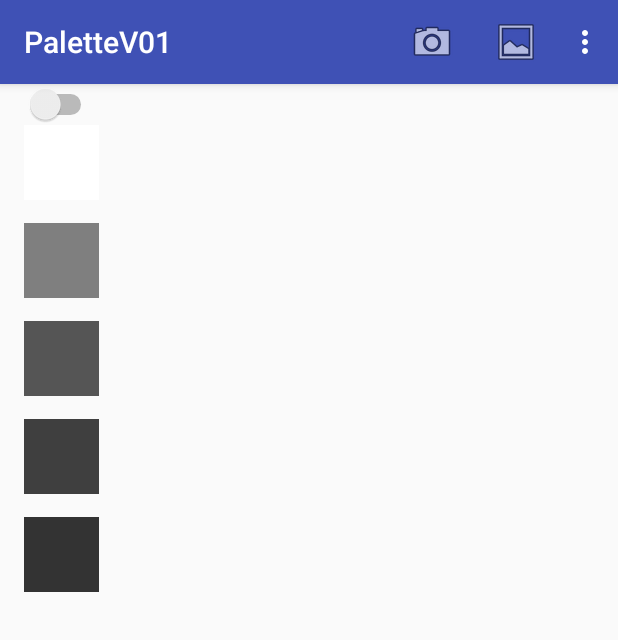
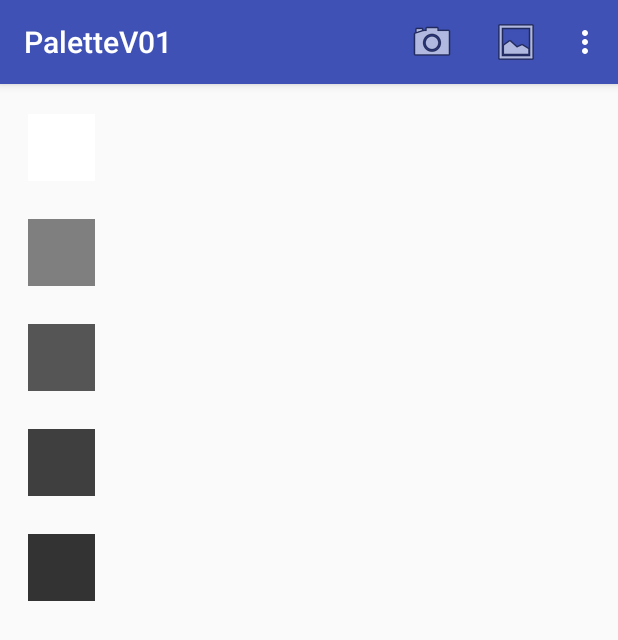
Before and after one commit to blchatel/palette, an Android app: the screen it shows after launch (CameraActivity), on a phone screen of 412 x 824 dp. Shown: the top 640 px of the screen. Run offline under Robolectric (Android 15) with nearby library versions, the light colour scheme and no system bars; libraries missing offline, so code that uses them is left out: android.support.v8, yuku.ambilwarna.

Commit message:
Boxes size change when selected - Design is now much better

```diff
--- a/app/src/main/java/ch/epfl/cs413/palettev01/views/ColorBox.java
+++ b/app/src/main/java/ch/epfl/cs413/palettev01/views/ColorBox.java
@@ -3,12 +3,18 @@ package ch.epfl.cs413.palettev01.views;
 import android.content.Context;
 import android.support.v7.widget.AppCompatImageView;
 import android.util.AttributeSet;
+import android.util.TypedValue;
+import android.view.ViewGroup;
+import android.widget.ImageView;
+import android.widget.RelativeLayout;
 
 
 /**
  * Created by bastien on 14.03.17.
  */
-public class ColorBox extends AppCompatImageView{
+public class ColorBox extends AppCompatImageView {
+    private final int normalSize = 45;
+    private final int selectedSize = 55;
 
     public ColorBox(Context context) {
         super(context);
@@ -22,6 +28,21 @@ public class ColorBox extends AppCompatImageView{
         super(context, attrs, defStyle);
     }
 
+    public void setSelected() {
+        int size = (int)TypedValue.applyDimension(TypedValue.COMPLEX_UNIT_DIP, selectedSize, getResources().getDisplayMetrics());
+        ViewGroup.LayoutParams params = getLayoutParams();
+        params.height = size;
+        params.width = size;
+        setLayoutParams(params);
+    }
+
+    public void setNotSelected() {
+        int size = (int)TypedValue.applyDimension(TypedValue.COMPLEX_UNIT_DIP, normalSize, getResources().getDisplayMetrics());
+        ViewGroup.LayoutParams params = getLayoutParams();
+        params.height = size;
+        params.width = size;
+        setLayoutParams(params);
+    }
 
     public ColorBox(Context context, int color) {
         super(context);
--- a/app/src/main/java/ch/epfl/cs413/palettev01/views/PaletteAdapter.java
+++ b/app/src/main/java/ch/epfl/cs413/palettev01/views/PaletteAdapter.java
@@ -3,6 +3,7 @@ package ch.epfl.cs413.palettev01.views;
 import android.content.Context;
 import android.graphics.Color;
 import android.support.v4.graphics.ColorUtils;
+import android.util.Log;
 import android.view.LayoutInflater;
 import android.view.View;
 import android.view.ViewGroup;
@@ -97,9 +98,14 @@ public class PaletteAdapter extends BaseAdapter{
      * @param position
      */
     public void setSelectedBox(int position){
-
         selectedBox = selectedBox == position ? -1 : position;
         this.notifyDataSetChanged();
+
+//        for (int i=0; i < size; i++) {
+//            double[] new_lab = new double[3];
+//            ColorUtils.colorToLAB(getColor(i), new_lab);
+//            Log.d("LAB L value", "At " + i + " L is : " + new_lab[0]);
+//        }
     }
 
 
@@ -137,13 +143,15 @@ public class PaletteAdapter extends BaseAdapter{
 
         grid = inflater.inflate(R.layout.color_box, null);
         ColorBox button = (ColorBox) grid.findViewById(R.id.grid_color_box);
-        ColorBox activate = (ColorBox) grid.findViewById(R.id.grid_box_activation);
+//        ColorBox activate = (ColorBox) grid.findViewById(R.id.grid_box_activation);
         button.setBackgroundColor(colors[position]);
 
         if(position == selectedBox){
-            activate.setBackgroundColor(Color.BLUE);
+//            activate.setBackgroundColor(Color.BLUE);
+            button.setSelected();
         } else {
-            activate.setBackgroundColor(Color.TRANSPARENT);
+//            activate.setBackgroundColor(Color.TRANSPARENT);
+            button.setNotSelected();
         }
 
         return grid;
@@ -161,33 +169,33 @@ public class PaletteAdapter extends BaseAdapter{
      * @param color
      */
     public void updateAll(int position, int color) {
+        /// TOOD : This produces strange results for now ! Fix it
+//        Log.d("position", "Position selected is " + (position == selectedBox));
         double[] new_lab = new double[3];
         ColorUtils.colorToLAB(color, new_lab);
         double[] old_lab_pos = new double[3];
         ColorUtils.colorToLAB(getColor(position), old_lab_pos);
         double delta = old_lab_pos[0] - new_lab[0];
+
         for (int i = 0; i < size; i++) {
             int newColor = color;
             if (i < position) { // Palette colors with higher luminance
                 double[] old_lab = new double[3];
                 ColorUtils.colorToLAB(getColor(i), old_lab);
-                new_lab[0] = new_lab[0] - smoothL(-delta, old_lab[0]-old_lab_pos[0]);
+                old_lab[0] = new_lab[0] - smoothL(delta, old_lab_pos[0]-old_lab[0]);
                 newColor = ColorUtils.LABToColor(new_lab[0], old_lab[1], old_lab[2]);
             } else if (i > position) {
                 double[] old_lab = new double[3];
                 ColorUtils.colorToLAB(getColor(i), old_lab);
-                new_lab[0] = smoothL(delta, old_lab_pos[0]-old_lab[0]);
-                newColor = ColorUtils.LABToColor(new_lab[0], old_lab[1], old_lab[2]);
+                old_lab[0] = new_lab[0] + smoothL(-delta, old_lab[0]-old_lab_pos[0]);
+                newColor = ColorUtils.LABToColor(old_lab[0], old_lab[1], old_lab[2]);
 //                newColor = getColor(i);
             }
 
+            /// TODO : The part checking if RGB is correct is not there. Maybe the problem
+
             // If i==position we just want to return the color
-
             setColor(i, newColor);
         }
     }
-
-    // TODO: Maybie we need a rs here too in order to transform directly the palette colors when
-    // TODO: changing one without having to recompute the kmeans
-
 }
--- a/app/src/main/res/layout/activity_camera.xml
+++ b/app/src/main/res/layout/activity_camera.xml
@@ -26,18 +26,20 @@
             android:layout_weight="0.2"
             android:orientation="vertical">
 
-            <Switch
-                android:id="@+id/switch1"
-                android:layout_width="wrap_content"
-                android:layout_height="wrap_content"
-                android:layout_gravity="center" />
+            <!--TODO : Think better this design-->
+            <!--<Switch-->
+                <!--android:id="@+id/switch1"-->
+                <!--android:layout_width="wrap_content"-->
+                <!--android:layout_height="wrap_content"-->
+                <!--android:layout_gravity="center" />-->
 
 
             <ch.epfl.cs413.palettev01.views.Palette
                 android:id="@+id/MAIN_paletteGrid"
                 android:layout_width="match_parent"
                 android:layout_height="wrap_content"
-                android:layout_gravity="center_horizontal|center"
+                android:layout_gravity="center_horizontal|center_vertical"
+                android:layout_marginTop="20dp"
                 android:layout_marginBottom="@android:dimen/notification_large_icon_height"
                 android:animationCache="false"
                 android:columnWidth="90dp"
--- a/app/src/main/res/layout/color_box.xml
+++ b/app/src/main/res/layout/color_box.xml
@@ -9,10 +9,12 @@
         android:id="@+id/grid_color_box"
         android:layout_width="50dp"
         android:layout_height="50dp"
-        android:layout_gravity="center"/>
-    <ch.epfl.cs413.palettev01.views.ColorBox
-        android:id="@+id/grid_box_activation"
-        android:layout_width="50dp"
-        android:layout_height="5dp"
-        android:layout_gravity="center"/>
+        android:layout_gravity="center"
+        android:layout_marginBottom="15dp"/>
+    <!--TODO: Upper this is in order for the last square to be displayed actually-->
+    <!--<ch.epfl.cs413.palettev01.views.ColorBox-->
+        <!--android:id="@+id/grid_box_activation"-->
+        <!--android:layout_width="50dp"-->
+        <!--android:layout_height="5dp"-->
+        <!--android:layout_gravity="center"/>-->
 </LinearLayout>
```
Also changed, not shown: app/src/main/java/ch/epfl/cs413/palettev01/CameraActivity.java (+17 -11 lines).
